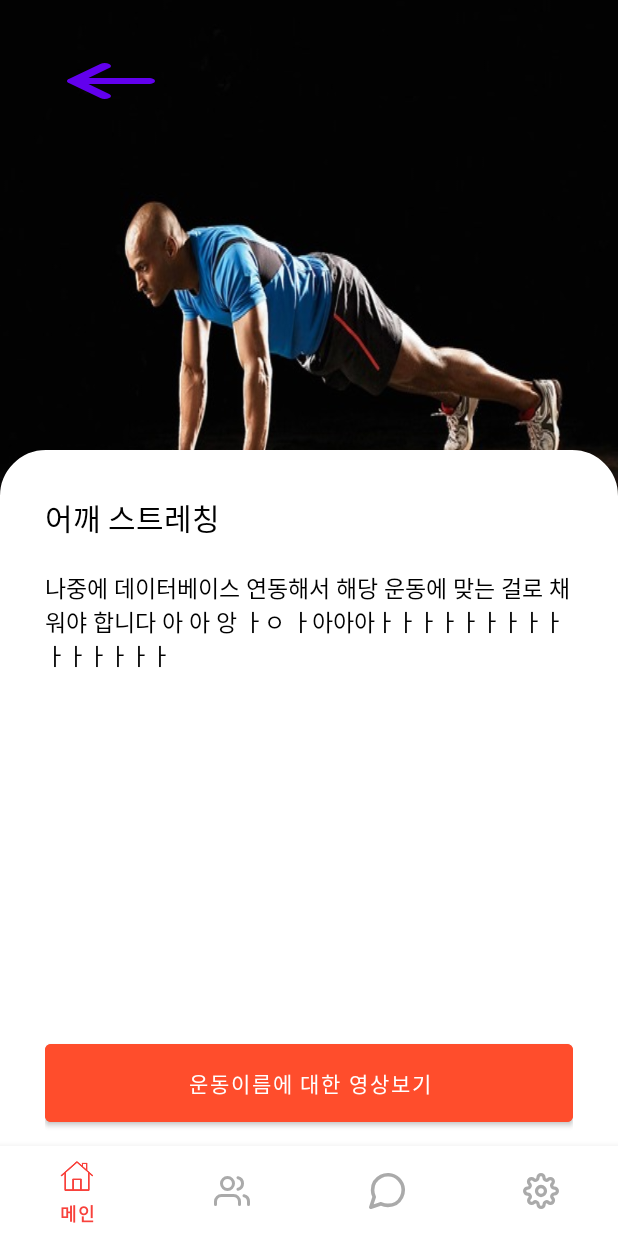
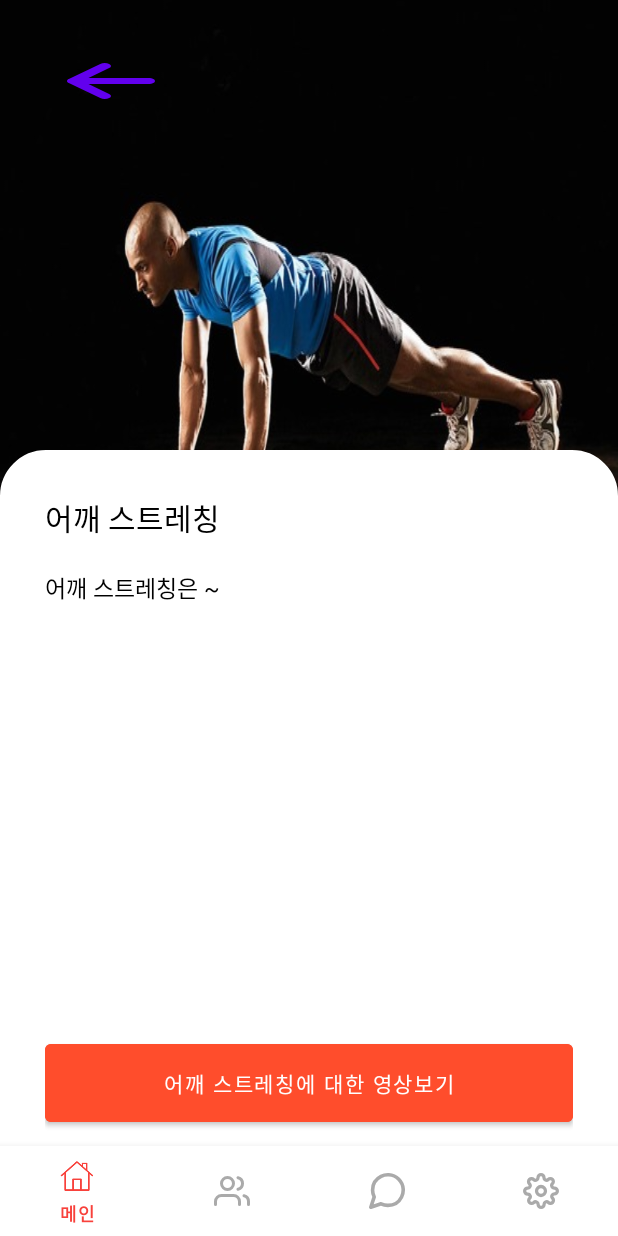
Before and after one commit to Leewongi0731/DataCompetition_ExercisePharmacist, an Android app: the screen it shows after launch (MainPageActivity), after a tap on an icon or button, on a phone screen of 412 x 824 dp. Run offline under Robolectric (Android 15) with nearby library versions, the phone set to English and light mode, and no system bars.

Commit message:
health layout, db, video commit

```diff
--- a/app/src/main/java/com/example/physicalplatform/MainPageActivity.java
+++ b/app/src/main/java/com/example/physicalplatform/MainPageActivity.java
@@ -12,12 +12,21 @@ import androidx.fragment.app.FragmentManager;
 import androidx.fragment.app.FragmentTransaction;
 
 import com.example.physicalplatform.chatting.ChattingFragment;
+import com.example.physicalplatform.data.HealthCardDataset;
+import com.example.physicalplatform.data.HealthVideoDataset;
 import com.example.physicalplatform.health.HealthFragment;
 import com.example.physicalplatform.matching.MatchingFragment;
 import com.example.physicalplatform.setting.SettingFragment;
 import com.google.android.material.bottomnavigation.BottomNavigationView;
 
+import java.util.ArrayList;
+import java.util.HashMap;
+
 public class MainPageActivity extends AppCompatActivity {
+    public static HashMap<String, HealthCardDataset> HEALTH_DB;
+    public static HashMap<String, HealthVideoDataset> HEALTH_VIDEO_DB;
+
+
     String userId;
     private FragmentManager fragmentManager;
     private FragmentTransaction transaction;
@@ -40,6 +49,8 @@ public class MainPageActivity extends AppCompatActivity {
             Toast.makeText(this.getApplicationContext(), "홈페이지서 시작", Toast.LENGTH_SHORT).show();
         }
 
+
+        initializeDataBase(); // static 디비 초기화
         initLayout();
 
         bottomNavigationView.setOnNavigationItemSelectedListener(new BottomNavigationView.OnNavigationItemSelectedListener() {
@@ -69,6 +80,31 @@ public class MainPageActivity extends AppCompatActivity {
         });
     }
 
+    private void initializeDataBase(){
+        // DB 초기화
+        initializHealthDB();
+        initializHealtVideohDB();
+    }
+
+    private void initializHealthDB() {
+        HEALTH_DB = new HashMap<String, HealthCardDataset>();
+        String[] mvNameList = { "어깨운동 부수기", "어깨운동 부수기2", "오늘은 어깨운동", "어깨근육 풀기" };
+        HEALTH_DB.put("어깨 스트레칭", new HealthCardDataset("어깨 스트레칭", "어깨 스트레칭은 ~", R.drawable.png_exercise_example, mvNameList));
+        HEALTH_DB.put("발바닥 치기", new HealthCardDataset("발바닥 치기", "발바닥 치기는 ~ ~", R.drawable.png_exercise_example, mvNameList));
+        HEALTH_DB.put("몸통 비틀기", new HealthCardDataset("몸통 비틀기", "몸통 비틀기~~~ ~", R.drawable.png_exercise_example, mvNameList));
+        HEALTH_DB.put("종아리 스트레칭", new HealthCardDataset("종아리 스트레칭", "종아리 스트레칭은 ~", R.drawable.png_exercise_example, mvNameList));
+    }
+
+    private void initializHealtVideohDB(){
+        HEALTH_VIDEO_DB = new HashMap<String, HealthVideoDataset>();
+
+        HEALTH_VIDEO_DB.put(  "어깨운동 부수기", new HealthVideoDataset( "어깨운동 부수기", "http://nfa.kspo.or.kr/common/site/www/front/movie_zip/309/309.mp4","23분 17초") );
+        HEALTH_VIDEO_DB.put(  "어깨운동 부수기2", new HealthVideoDataset( "어깨운동 부수기2", "http://nfa.kspo.or.kr/common/site/www/front/movie_zip/282/282.mp4","12분 55초") );
+        HEALTH_VIDEO_DB.put(  "오늘은 어깨운동", new HealthVideoDataset( "오늘은 어깨운동", "http://nfa.kspo.or.kr/common/site/www/front/movie_zip/257/257.mp4","12분 14초") );
+        HEALTH_VIDEO_DB.put(  "어깨근육 풀기", new HealthVideoDataset( "어깨근육 풀기", "http://nfa.kspo.or.kr/common/site/www/front/movie_zip/256/256.mp4","10분 10초") );
+
+    }
+
 
     private void initLayout() {
         fragmentManager = getSupportFragmentManager();
--- a/app/src/main/java/com/example/physicalplatform/data/HealthCardDataset.java
+++ b/app/src/main/java/com/example/physicalplatform/data/HealthCardDataset.java
@@ -2,24 +2,30 @@ package com.example.physicalplatform.data;
 
 public class HealthCardDataset {
     private String name;
+    private String info;
     private Object imagePath;
-    private String videoURL;
+    private String[] videoNameList;
 
-    public HealthCardDataset(String name, Object imagePath, String videoURL) {
+    public HealthCardDataset(String name, String info, Object imagePath, String[] videoNameList) {
         this.name = name;
+        this.info = info;
         this.imagePath = imagePath;
-        this.videoURL = videoURL;
+        this.videoNameList = videoNameList;
     }
 
     public String getName() {
         return name;
     }
 
+    public String getInfo() {
+        return info;
+    }
+
     public Object getImagePath() {
         return imagePath;
     }
 
-    public String getVideoURL() {
-        return videoURL;
+    public String[] getVideoNameList() {
+        return videoNameList;
     }
 }
--- /dev/null
+++ b/app/src/main/java/com/example/physicalplatform/data/HealthVideoDataset.java
@@ -0,0 +1,25 @@
+package com.example.physicalplatform.data;
+
+public class HealthVideoDataset {
+    String videoName;
+    String videoURL;
+    String videoRunTime;
+
+    public HealthVideoDataset(String videoName, String videoURL, String videoRunTime) {
+        this.videoName = videoName;
+        this.videoURL = videoURL;
+        this.videoRunTime = videoRunTime;
+    }
+
+    public String getVideoName() {
+        return videoName;
+    }
+
+    public String getVideoURL() {
+        return videoURL;
+    }
+
+    public String getVideoRunTime() {
+        return videoRunTime;
+    }
+}
--- a/app/src/main/java/com/example/physicalplatform/health/HealthFragment.java
+++ b/app/src/main/java/com/example/physicalplatform/health/HealthFragment.java
@@ -47,10 +47,10 @@ public class HealthFragment extends Fragment {
                 = new LinearLayoutManager(context, LinearLayoutManager.HORIZONTAL, false);
 
         bestHealthCardDataset = new ArrayList<>();
-        bestHealthCardDataset.add( new HealthCardDataset( "어깨 스트레칭" ,R.drawable.png_exercise_example, "http://nfa.kspo.or.kr/common/site/www/front/movie_zip/266/266.mp4") );
-        bestHealthCardDataset.add( new HealthCardDataset( "발바닥 치기" ,R.drawable.png_exercise_example, "http://nfa.kspo.or.kr/common/site/www/front/movie_zip/350/350.mp4") );
-        bestHealthCardDataset.add( new HealthCardDataset( "몸통 비틀기" ,R.drawable.png_exercise_example, "http://nfa.kspo.or.kr/common/site/www/front/movie_zip/278/278.mp4") );
-        bestHealthCardDataset.add( new HealthCardDataset( "종아리 스트레칭" ,R.drawable.png_exercise_example, "http://nfa.kspo.or.kr/common/site/www/front/movie_zip/277/277.mp4") );
+        bestHealthCardDataset.add( MainPageActivity.HEALTH_DB.get( "어깨 스트레칭" ) );
+        bestHealthCardDataset.add( MainPageActivity.HEALTH_DB.get( "발바닥 치기" ) );
+        bestHealthCardDataset.add( MainPageActivity.HEALTH_DB.get( "몸통 비틀기" ) );
+        bestHealthCardDataset.add( MainPageActivity.HEALTH_DB.get( "종아리 스트레칭" ) );
 
         bestRecyclerView = viewGroup.findViewById(R.id.bestRecyclerView);
         bestHealthLayoutManager = new LinearLayoutManager(context);
@@ -64,9 +64,8 @@ public class HealthFragment extends Fragment {
                 = new LinearLayoutManager(context, LinearLayoutManager.HORIZONTAL, false);
 
         trendHealthCardDataset = new ArrayList<>();
-        trendHealthCardDataset.add( new HealthCardDataset( "종아리 스트레칭" ,R.drawable.png_exercise_example, "http://nfa.kspo.or.kr/common/site/www/front/movie_zip/277/277.mp4") );
-        trendHealthCardDataset.add( new HealthCardDataset( "몸통 비틀기" ,R.drawable.png_exercise_example, "http://nfa.kspo.or.kr/common/site/www/front/movie_zip/278/278.mp4") );
-
+        trendHealthCardDataset.add( MainPageActivity.HEALTH_DB.get( "몸통 비틀기" ) );
+        trendHealthCardDataset.add( MainPageActivity.HEALTH_DB.get( "종아리 스트레칭" ) );
         trendRecyclerView = viewGroup.findViewById(R.id.trendRecyclerView);
 
         trendHealthLayoutManager = new LinearLayoutManager(context);
--- a/app/src/main/java/com/example/physicalplatform/health/HealthInfoMainFragment.java
+++ b/app/src/main/java/com/example/physicalplatform/health/HealthInfoMainFragment.java
@@ -32,31 +32,28 @@ public class HealthInfoMainFragment extends Fragment {
 
     private AppCompatActivity activity;
     private FragmentTransaction transaction;
+
+    private String exerciseName = "";
+    private FragmentManager fragmentManager;
     @Nullable
     @Override
     public View onCreateView(@NonNull LayoutInflater inflater, @Nullable ViewGroup container, @Nullable Bundle savedInstanceState) {
         viewGroup = (ViewGroup) inflater.inflate(R.layout.health_info_main, container, false);
         context = container.getContext();
 
-        String exerciseName = "";
+
         Bundle bundle=getArguments();
         if(bundle !=null) {
             exerciseName = bundle.getString("exerciseName");
         }
-
-        Toast.makeText(context, exerciseName, Toast.LENGTH_SHORT).show();
-
 
         // set backBtn
         healthInfoBackBtn = (Button) viewGroup.findViewById(R.id.healthInfoBackBtn);
         healthInfoBackBtn.setOnClickListener(new View.OnClickListener(){
             @Override
             public void onClick(View v) {
-                activity = (AppCompatActivity)v.getContext();
-                transaction = activity.getSupportFragmentManager().beginTransaction();
-                transaction.replace(R.id.frame_container, new HealthFragment());
-                transaction.addToBackStack(null);
-                transaction.commit();
+                fragmentManager = getActivity().getSupportFragmentManager();
+                fragmentManager.popBackStackImmediate();
             }
         });
 
@@ -67,17 +64,24 @@ public class HealthInfoMainFragment extends Fragment {
 
         // set health contents
         healthInfoItemContents = (TextView) viewGroup.findViewById(R.id.healthInfoItemContents);
-        healthInfoItemContents.setText( "나중에 데이터베이스 연동해서 해당 운동에 맞는 걸로 채워야 합니다 아 아 앙 ㅏㅇ ㅏ아아아ㅏㅏㅏㅏㅏㅏㅏㅏㅏㅏㅏㅏㅏㅏㅏ" );
+        healthInfoItemContents.setText(  MainPageActivity.HEALTH_DB.get( exerciseName ).getInfo() );
 
 
         // set video btn
         healthInfoFrontBtn = (Button) viewGroup.findViewById(R.id.healthInfoFrontBtn);
+        healthInfoFrontBtn.setText( exerciseName + "에 대한 영상보기" );
         healthInfoFrontBtn.setOnClickListener(new View.OnClickListener(){
             @Override
             public void onClick(View v) {
+                Bundle args = new Bundle();
+                args.putString("exerciseName", exerciseName); // key value를 Bundle에 담아서 파라미터로 전송
+
+                HealthInfoVideoFragment healthInfoVideoFragment = new HealthInfoVideoFragment();
+                healthInfoVideoFragment.setArguments(args);
+
                 activity = (AppCompatActivity)v.getContext();
                 transaction = activity.getSupportFragmentManager().beginTransaction();
-                transaction.replace(R.id.frame_container, new HealthInfoVideoFragment());
+                transaction.replace(R.id.frame_container, healthInfoVideoFragment);
                 transaction.addToBackStack(null);
                 transaction.commit();
             }
```
Also changed, not shown: app/src/main/java/com/example/physicalplatform/health/HealthInfoVideoFragment.java (+54 -2 lines), app/src/main/java/com/example/physicalplatform/health/HealthShowVideoFragment.java (added, +80 -0 lines), app/src/main/java/com/example/physicalplatform/health/HealthVideoFragmentRecycleViewAdapter.java (added, +87 -0 lines), app/src/main/res/layout/health_info_video.xml (+15 -16 lines), app/src/main/res/layout/health_show_video.xml (added, +52 -0 lines), app/src/main/res/layout/health_video_recycle_view_item.xml (added, +66 -0 lines).
